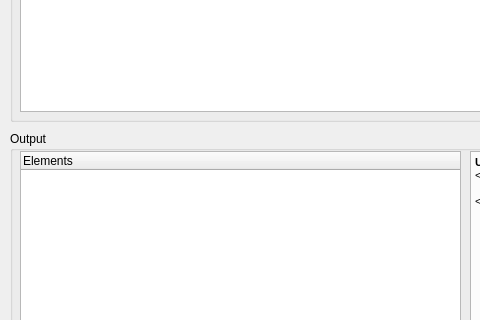
Audio/GUI-Extractor, file MainWindow.ui: the form before one commit; both pictures show x 0 to 480 and y 105 to 425 of the 927 by 646 pixel window.
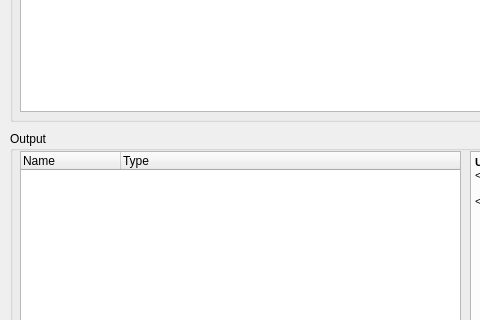
The form after the commit.

Commit message: Element type is always displayed in the element tree.

The edit to the form file:
```diff
--- a/MainWindow.ui
+++ b/MainWindow.ui
@@ -132,7 +132,12 @@
      </property>
      <column>
       <property name="text">
-       <string>Elements</string>
+       <string>Name</string>
+      </property>
+     </column>
+     <column>
+      <property name="text">
+       <string>Type</string>
       </property>
      </column>
     </widget>
```
The commit also changes 2 other files.
